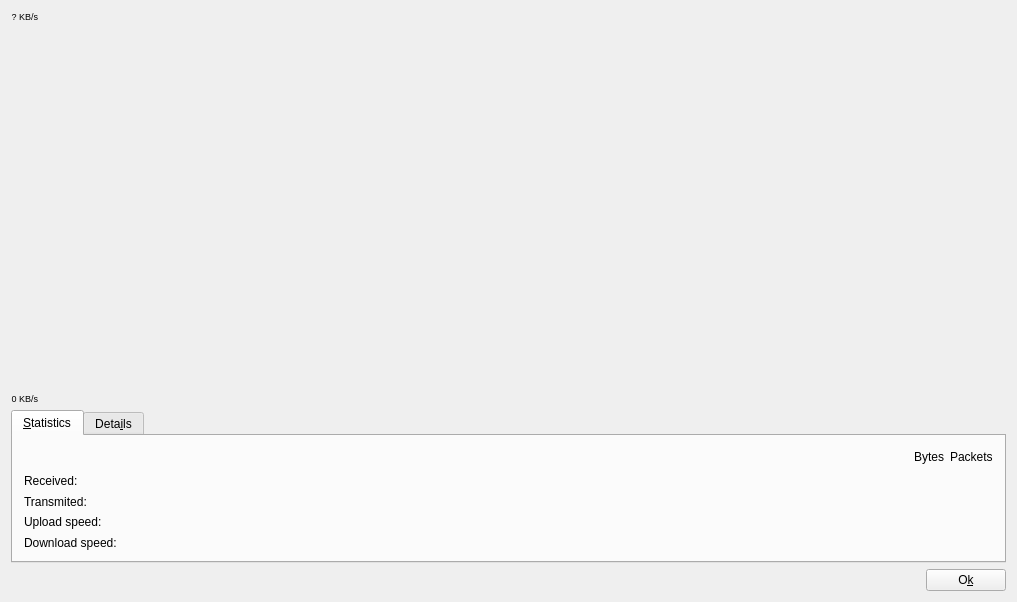
The window that src/statisticsbase.ui (telans/KNetStats) describes before a commit, drawn with Qt 5.
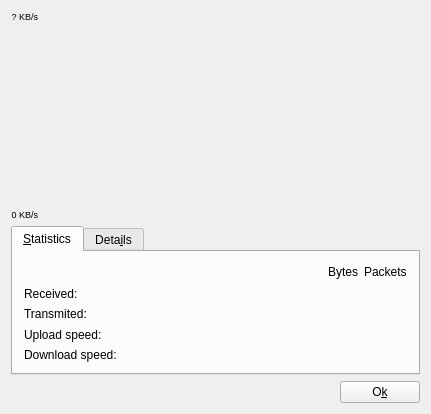
The same window after the commit.

Commit message: statistics: update window layout

What changed in the file:
```diff
--- a/src/statisticsbase.ui
+++ b/src/statisticsbase.ui
@@ -6,8 +6,8 @@
    <rect>
     <x>0</x>
     <y>0</y>
-    <width>1017</width>
-    <height>602</height>
+    <width>431</width>
+    <height>414</height>
    </rect>
   </property>
   <property name="sizePolicy">
@@ -221,8 +221,8 @@
          </property>
          <property name="sizeHint" stdset="0">
           <size>
-           <width>71</width>
-           <height>20</height>
+           <width>303</width>
+           <height>17</height>
           </size>
          </property>
         </spacer>
```
Left out of the diff: 194 changed lines with no effect on the pictures.
